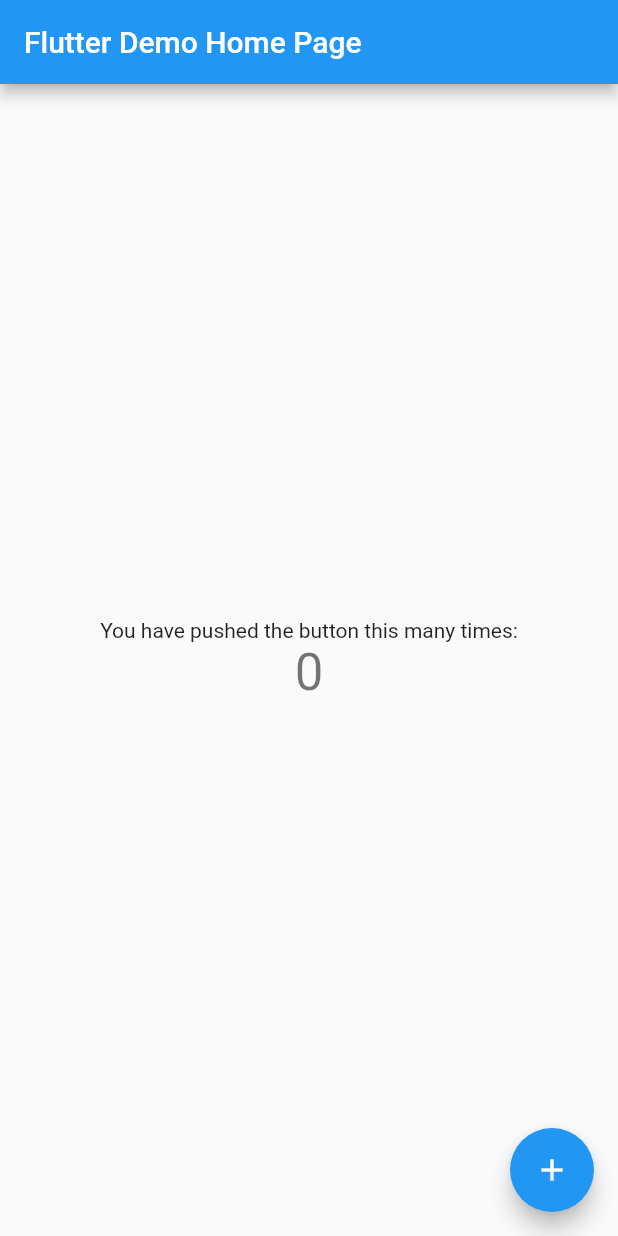
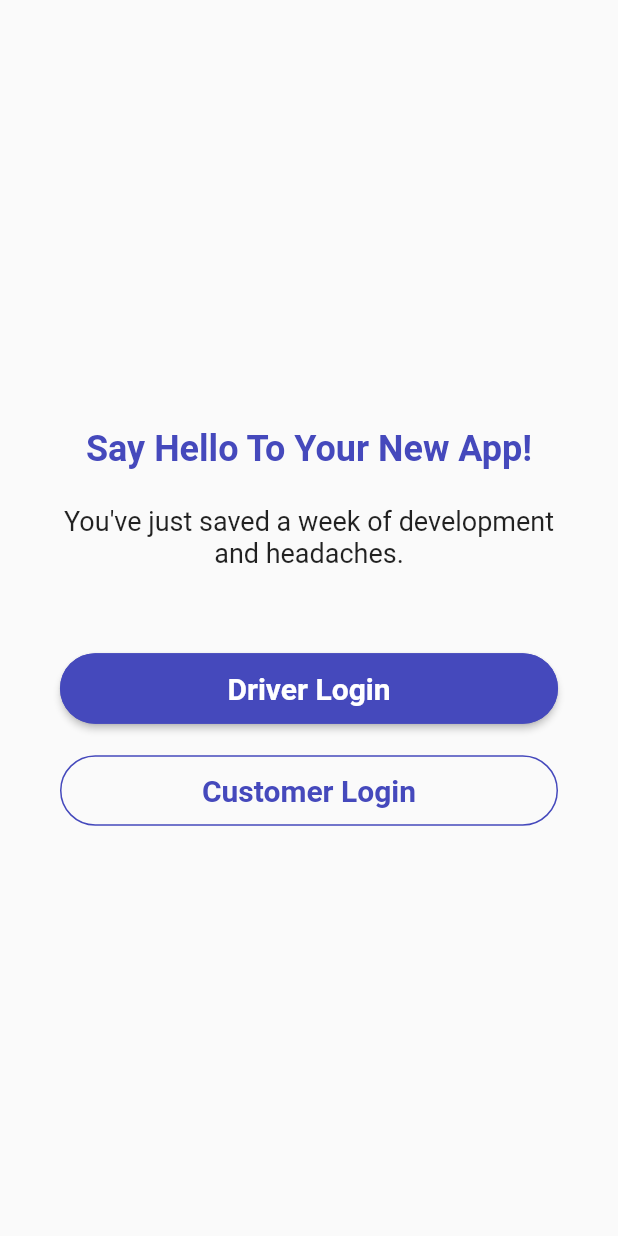
Before and after one commit to development1soft/QwikyPickyApp, a Flutter app: the screen it shows after launch, on a phone screen of 412 x 824 dp. Run offline on Flutter 3.47's test engine with Material 2 defaults, Android fonts, the phone set to English and light mode, and no system bars; our stand-ins replace device_info_plus, firebase_core, firebase_messaging, motion_toast, shared_preferences; accounts and stored records are empty.

Commit message:
Driver Login - ui | backend done

```diff
--- /dev/null
+++ b/lib/constant.dart
@@ -0,0 +1,2 @@
+const COLOR_PRIMARY = 0xFF4549BC;
+const FACEBOOK_BUTTON_COLOR = 0xFF415893;
--- /dev/null
+++ b/lib/launch.dart
@@ -0,0 +1,94 @@
+import 'package:flutter/material.dart';
+import 'package:qwikypicky/src/Modules/driver/authentication/login.dart';
+
+import 'constant.dart';
+
+class WelcomeScreen extends StatelessWidget {
+  const WelcomeScreen({Key? key}) : super(key: key);
+
+  @override
+  Widget build(BuildContext context) {
+    return Scaffold(
+      body: Column(
+        mainAxisAlignment: MainAxisAlignment.center,
+        crossAxisAlignment: CrossAxisAlignment.stretch,
+        children: <Widget>[
+          const Padding(
+            padding: EdgeInsets.only(
+                left: 16, top: 32, right: 16, bottom: 8),
+            child: Text(
+              'Say Hello To Your New App!',
+              textAlign: TextAlign.center,
+              style: TextStyle(
+                  color: Color(COLOR_PRIMARY),
+                  fontSize: 24.0,
+                  fontWeight: FontWeight.bold),
+            ),
+          ),
+          const Padding(
+            padding: EdgeInsets.symmetric(horizontal: 40, vertical: 16),
+            child: Text(
+              'You\'ve just saved a week of development and headaches.',
+              style: TextStyle(fontSize: 18),
+              textAlign: TextAlign.center,
+            ),
+          ),
+          Padding(
+            padding:
+            const EdgeInsets.only(right: 40.0, left: 40.0, top: 40),
+            child: ElevatedButton(
+              style: ElevatedButton.styleFrom(
+                primary: const Color(COLOR_PRIMARY),
+                textStyle: const TextStyle(color: Colors.white),
+                padding: const EdgeInsets.only(top: 12, bottom: 12),
+                shape: RoundedRectangleBorder(
+                    borderRadius: BorderRadius.circular(25.0),
+                    side:
+                    const BorderSide(color: Color(COLOR_PRIMARY))),
+              ),
+              child: const Text(
+                'Driver Login',
+                style: TextStyle(
+                    fontSize: 20, fontWeight: FontWeight.bold),
+              ),
+              onPressed: () {
+                Navigator.of(context).push(
+                  MaterialPageRoute(builder: (context) => LoginPage())
+                );
+              },
+            ),
+          ),
+          Padding(
+            padding: const EdgeInsets.only(
+                right: 40.0, left: 40.0, top: 20, bottom: 20),
+            child: TextButton(
+              child: const Text(
+                'Customer Login',
+                style: TextStyle(
+                    fontSize: 20,
+                    fontWeight: FontWeight.bold,
+                    color: Color(COLOR_PRIMARY)),
+              ),
+              onPressed: () {
+
+              },
+              style: ButtonStyle(
+                padding: MaterialStateProperty.all<EdgeInsetsGeometry>(
+                  const EdgeInsets.only(top: 12, bottom: 12),
+                ),
+                shape: MaterialStateProperty.all<OutlinedBorder>(
+                  RoundedRectangleBorder(
+                    borderRadius: BorderRadius.circular(25.0),
+                    side: const BorderSide(
+                      color: Color(COLOR_PRIMARY),
+                    ),
+                  ),
+                ),
+              ),
+            ),
+          )
+        ],
+      ),
+    );
+  }
+}
--- a/lib/main.dart
+++ b/lib/main.dart
@@ -1,115 +1,80 @@
+import 'package:firebase_core/firebase_core.dart';
 import 'package:flutter/material.dart';
+import 'package:provider/provider.dart';
+import 'package:qwikypicky/launch.dart';
+import 'package:qwikypicky/src/Modules/driver/home/driverHome.dart';
+import 'package:qwikypicky/src/Modules/driver/providers/DriverAuthenticationProvider.dart';
+import 'package:qwikypicky/src/Services/ClickServiceProvider.dart';
+import 'package:qwikypicky/src/Services/DeviceInfoServiceProvider.dart';
+import 'package:qwikypicky/src/Services/FirebaseMessagingServiceProvider.dart';
+import 'package:shared_preferences/shared_preferences.dart';
 
-void main() {
-  runApp(const MyApp());
+Future main() async {
+
+  WidgetsFlutterBinding.ensureInitialized();
+
+  await Firebase.initializeApp();
+
+  SharedPreferences preferences = await SharedPreferences.getInstance();
+
+  bool? loggedIn = (preferences.containsKey('loggedIn')) ? preferences.getBool('loggedIn') : false;
+
+  bool? driverLoggedIn = (preferences.containsKey('driverLoggedIn')) ? preferences.getBool('driverLoggedIn') : false;
+
+  runApp(
+    MultiProvider(
+      providers: [
+        ChangeNotifierProvider(
+          create: (_) => DeviceInfoServiceProvider(),
+        ),
+        ChangeNotifierProvider(
+          create: (_) => FirebaseMessagingServiceProvider(),
+        ),
+        ChangeNotifierProvider(
+          create: (_) => ClickServiceProvider(),
+        ),
+        ChangeNotifierProvider(
+          create: (_) => DriverAuthenticationProvider(),
+        ),
+      ],
+      child: MyApp(loggedIn,driverLoggedIn),
+    )
+  );
 }
 
-class MyApp extends StatelessWidget {
-  const MyApp({super.key});
+class MyApp extends StatefulWidget {
+
+  final bool? loggedIn;
+
+  final bool? driverLoggedIn;
+
+  MyApp(this.loggedIn,this.driverLoggedIn);
+
+  @override
+  State<MyApp> createState() => _MyAppState();
+
+}
+
+class _MyAppState extends State<MyApp> {
+
+  @override
+  void initState() {
+
+    super.initState();
+
+    Provider.of<DeviceInfoServiceProvider>(context,listen: false).getDeviceInfo();
+
+  }
 
   // This widget is the root of your application.
   @override
   Widget build(BuildContext context) {
     return MaterialApp(
-      title: 'Flutter Demo',
-      theme: ThemeData(
-        // This is the theme of your application.
-        //
-        // Try running your application with "flutter run". You'll see the
-        // application has a blue toolbar. Then, without quitting the app, try
-        // changing the primarySwatch below to Colors.green and then invoke
-        // "hot reload" (press "r" in the console where you ran "flutter run",
-        // or simply save your changes to "hot reload" in a Flutter IDE).
-        // Notice that the counter didn't reset back to zero; the application
-        // is not restarted.
-        primarySwatch: Colors.blue,
-      ),
-      home: const MyHomePage(title: 'Flutter Demo Home Page'),
+      title: 'QwikyPicky',
+      debugShowCheckedModeBanner: false,
+      home: (widget.loggedIn!) ? (widget.driverLoggedIn!) ? DriverHomeScreen() : Center(
+        child: Text('customer logged In'),
+      ) : WelcomeScreen(),
     );
   }
 }
-
-class MyHomePage extends StatefulWidget {
-  const MyHomePage({super.key, required this.title});
-
-  // This widget is the home page of your application. It is stateful, meaning
-  // that it has a State object (defined below) that contains fields that affect
-  // how it looks.
-
-  // This class is the configuration for the state. It holds the values (in this
-  // case the title) provided by the parent (in this case the App widget) and
-  // used by the build method of the State. Fields in a Widget subclass are
-  // always marked "final".
-
-  final String title;
-
-  @override
-  State<MyHomePage> createState() => _MyHomePageState();
-}
-
-class _MyHomePageState extends State<MyHomePage> {
-  int _counter = 0;
-
-  void _incrementCounter() {
-    setState(() {
-      // This call to setState tells the Flutter framework that something has
-      // changed in this State, which causes it to rerun the build method below
-      // so that the display can reflect the updated values. If we changed
-      // _counter without calling setState(), then the build method would not be
-      // called again, and so nothing would appear to happen.
-      _counter++;
-    });
-  }
-
-  @override
-  Widget build(BuildContext context) {
-    // This method is rerun every time setState is called, for instance as done
-    // by the _incrementCounter method above.
-    //
-    // The Flutter framework has been optimized to make rerunning build methods
-    // fast, so that you can just rebuild anything that needs updating rather
-    // than having to individually change instances of widgets.
-    return Scaffold(
-      appBar: AppBar(
-        // Here we take the value from the MyHomePage object that was created by
-        // the App.build method, and use it to set our appbar title.
-        title: Text(widget.title),
-      ),
-      body: Center(
-        // Center is a layout widget. It takes a single child and positions it
-        // in the middle of the parent.
-        child: Column(
-          // Column is also a layout widget. It takes a list of children and
-          // arranges them vertically. By default, it sizes itself to fit its
-          // children horizontally, and tries to be as tall as its parent.
-          //
-          // Invoke "debug painting" (press "p" in the console, choose the
-          // "Toggle Debug Paint" action from the Flutter Inspector in Android
-          // Studio, or the "Toggle Debug Paint" command in Visual Studio Code)
-          // to see the wireframe for each widget.
-          //
-          // Column has various properties to control how it sizes itself and
-          // how it positions its children. Here we use mainAxisAlignment to
-          // center the children vertically; the main axis here is the vertical
-          // axis because Columns are vertical (the cross axis would be
-          // horizontal).
-          mainAxisAlignment: MainAxisAlignment.center,
-          children: <Widget>[
-            const Text(
-              'You have pushed the button this many times:',
-            ),
-            Text(
-              '$_counter',
-              style: Theme.of(context).textTheme.headline4,
-            ),
-          ],
-        ),
-      ),
-      floatingActionButton: FloatingActionButton(
-        onPressed: _incrementCounter,
-        tooltip: 'Increment',
-        child: const Icon(Icons.add),
-      ), // This trailing comma makes auto-formatting nicer for build methods.
-    );
-  }
-}
--- /dev/null
+++ b/lib/src/Services/DeviceInfoServiceProvider.dart
@@ -0,0 +1,40 @@
+import 'dart:io';
+
+import 'package:device_info_plus/device_info_plus.dart';
+import 'package:flutter/material.dart';
+
+class DeviceInfoServiceProvider extends ChangeNotifier{
+
+  String deviceName = "";
+
+  getDeviceInfo() async{
+
+    DeviceInfoPlugin deviceInfo = DeviceInfoPlugin();
+
+    if(Platform.isAndroid){
+
+      AndroidDeviceInfo androidInfo = await deviceInfo.androidInfo;
+
+      print('Running on ${androidInfo.data}');  // e.g. "Moto G (4)"
+
+      print('Running on ${androidInfo.model}');  // e.g. "Moto G (4)"
+
+      deviceName = androidInfo.model;
+
+    }else if(Platform.isIOS){
+
+      IosDeviceInfo iosInfo = await deviceInfo.iosInfo;
+
+      print('Running on ${iosInfo.data}');  // e.g. "iPod7,1"
+
+      print('Running on ${iosInfo.utsname.machine}');  // e.g. "iPod7,1"
+
+      deviceName = iosInfo.model!;
+
+    }
+
+    notifyListeners();
+
+  }
+
+}
```
Also changed, not shown: lib/api.dart (added, +7 -0 lines), lib/src/Modules/driver/authentication/login.dart (added, +259 -0 lines), lib/src/Modules/driver/home/driverHome.dart (added, +19 -0 lines), lib/src/Modules/driver/providers/DriverAuthenticationProvider.dart (added, +61 -0 lines), lib/src/Services/ClickServiceProvider.dart (added, +15 -0 lines), lib/src/Services/FirebaseMessagingServiceProvider.dart (added, +50 -0 lines), pubspec.yaml (+7 -1 lines), pubspec.lock, 19 other files.
